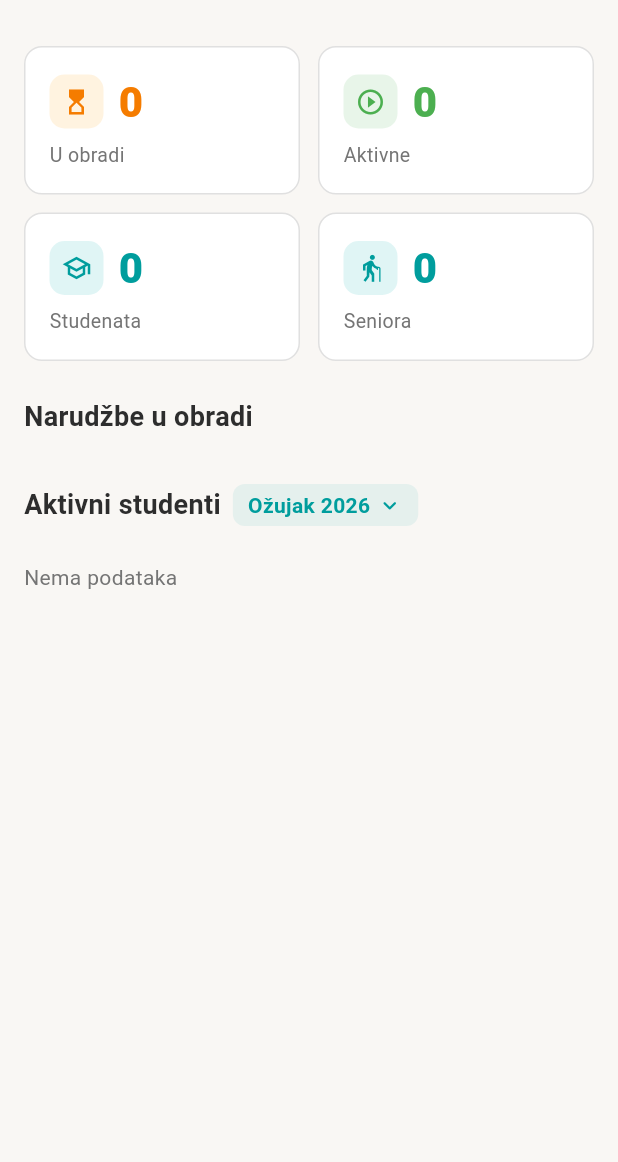
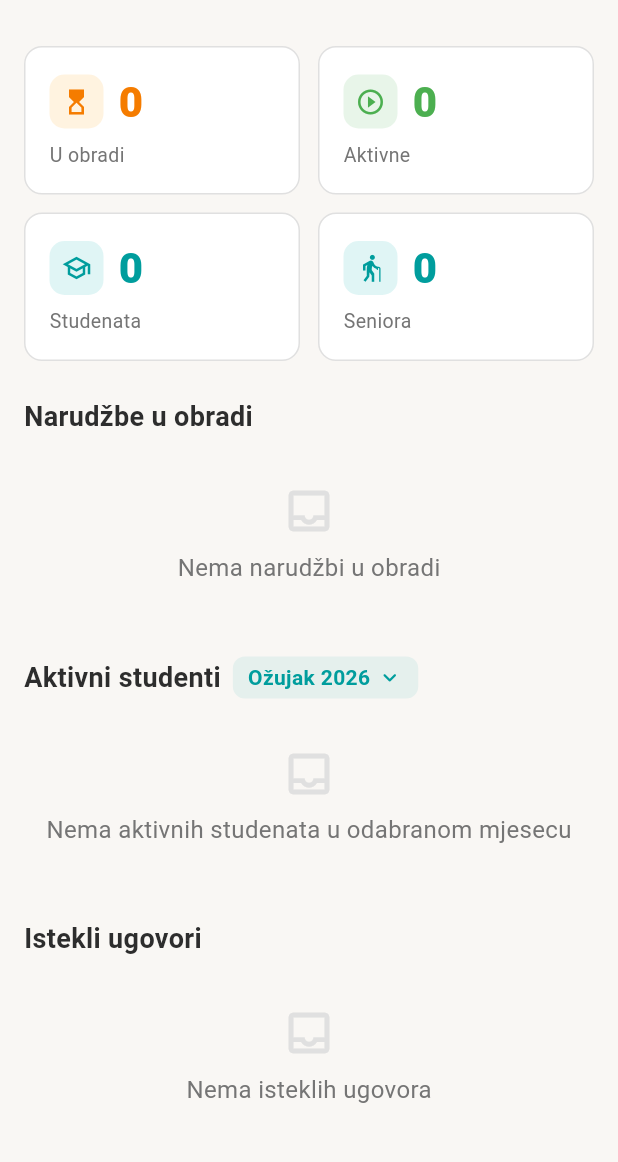
Before and after one commit to splivalo/helpi_administrator, a Flutter app: the DashboardScreen screen opened directly, on a phone screen of 412 x 824 dp, the part 62-1224 px from its top. Run offline on Flutter 3.47's test engine with Material 3 defaults, Android fonts, the phone set to English and light mode, and no system bars; our stand-ins replace dio, flutter_secure_storage, flutter_svg, shared_preferences; missing offline and left inert: file_selector; accounts and stored records are empty.

Commit message:
fix: dashboard empty states + dropdown font + 0 analyze issues

```diff
--- a/lib/core/l10n/app_strings.dart
+++ b/lib/core/l10n/app_strings.dart
@@ -49,6 +49,9 @@ class AppStrings {
       'hoursCount': 'sati',
       'viewAll': 'Prikaži sve',
       'noData': 'Nema podataka',
+      'noProcessingOrders': 'Nema narudžbi u obradi',
+      'noActiveStudentsMonth': 'Nema aktivnih studenata u odabranom mjesecu',
+      'noExpiringContracts': 'Nema isteklih ugovora',
 
       // ── Narudžbe ──────────────────────────────
       'ordersTitle': 'Narudžbe',
@@ -606,6 +609,9 @@ class AppStrings {
       'hoursCount': 'hours',
       'viewAll': 'View all',
       'noData': 'No data',
+      'noProcessingOrders': 'No orders in processing',
+      'noActiveStudentsMonth': 'No active students in selected month',
+      'noExpiringContracts': 'No expiring contracts',
 
       // ── Narudžbe ──────────────────────────────
       'ordersTitle': 'Orders',
@@ -1174,6 +1180,9 @@ class AppStrings {
   static String get hoursCount => _t('hoursCount');
   static String get viewAll => _t('viewAll');
   static String get noData => _t('noData');
+  static String get noProcessingOrders => _t('noProcessingOrders');
+  static String get noActiveStudentsMonth => _t('noActiveStudentsMonth');
+  static String get noExpiringContracts => _t('noExpiringContracts');
 
   // ── Narudžbe ──
   static String get ordersTitle => _t('ordersTitle');
--- a/lib/core/services/admin_api_service.dart
+++ b/lib/core/services/admin_api_service.dart
@@ -524,7 +524,7 @@ class AdminApiService {
         'relationship': relationship,
         'preferredNotificationMethod': 0,
         'contactInfo': contactInfo,
-        if (seniorContactInfo != null) 'seniorContactInfo': seniorContactInfo,
+        'seniorContactInfo': ?seniorContactInfo,
       };
       await _api.post(ApiEndpoints.registerCustomer, data: data);
       return const ApiResult._(success: true);
--- a/lib/features/dashboard/presentation/dashboard_screen.dart
+++ b/lib/features/dashboard/presentation/dashboard_screen.dart
@@ -53,9 +53,10 @@ class _DashboardScreenState extends State<DashboardScreen> {
     // Grid columns: >=1200 → 3, >=900 → 2, else 1
     final gridColumns = screenWidth >= 1200 ? 3 : (screenWidth >= 900 ? 2 : 1);
 
-    final processingCount = MockData.orders
+    final processingOrders = MockData.orders
         .where((o) => o.status == OrderStatus.processing)
-        .length;
+        .toList();
+    final processingCount = processingOrders.length;
     final activeCount = MockData.orders
         .where((o) => o.status == OrderStatus.active)
         .length;
@@ -220,10 +221,10 @@ class _DashboardScreenState extends State<DashboardScreen> {
             // ── Narudžbe u obradi ──
             _SectionHeader(title: AppStrings.processingOrders),
             const SizedBox(height: 8),
+            if (processingOrders.isNotEmpty)
               _buildCardSection(
                 gridColumns: gridColumns,
-              children: MockData.orders
-                  .where((o) => o.status == OrderStatus.processing)
+                children: processingOrders
                     .map(
                       (order) => _RecentOrderCard(
                         order: order,
@@ -235,7 +236,9 @@ class _DashboardScreenState extends State<DashboardScreen> {
                       ),
                     )
                     .toList(),
-            ),
+              )
+            else
+              _buildEmptyState(AppStrings.noProcessingOrders),
 
             const SizedBox(height: 24),
 
@@ -267,23 +270,14 @@ class _DashboardScreenState extends State<DashboardScreen> {
                     .toList(),
               )
             else
-              Padding(
-                padding: const EdgeInsets.symmetric(vertical: 16),
-                child: Text(
-                  AppStrings.noData,
-                  style: TextStyle(
-                    fontSize: 14,
-                    color: HelpiTheme.textSecondary,
-                  ),
-                ),
-              ),
+              _buildEmptyState(AppStrings.noActiveStudentsMonth),
 
             const SizedBox(height: 24),
 
             // ── Istekli ugovori ──
-            if (expiringStudents.isNotEmpty) ...[
             _SectionHeader(title: AppStrings.expiringContracts),
             const SizedBox(height: 8),
+            if (expiringStudents.isNotEmpty)
               _buildCardSection(
                 gridColumns: gridColumns,
                 children: expiringStudents
@@ -298,8 +292,32 @@ class _DashboardScreenState extends State<DashboardScreen> {
                       ),
                     )
                     .toList(),
+              )
+            else
+              _buildEmptyState(AppStrings.noExpiringContracts),
+          ],
         ),
-            ],
+      ),
+    );
+  }
+
+  /// Empty-state placeholder with icon + text.
+  Widget _buildEmptyState(String message) {
+    return Padding(
+      padding: const EdgeInsets.symmetric(vertical: 24),
+      child: Center(
+        child: Column(
+          children: [
+            const Icon(
+              Icons.inbox_outlined,
+              size: 36,
+              color: HelpiTheme.border,
+            ),
+            const SizedBox(height: 8),
+            Text(
+              message,
+              style: const TextStyle(color: HelpiTheme.textSecondary),
+            ),
           ],
         ),
       ),
@@ -494,6 +512,7 @@ class _MonthDropdown extends StatelessWidget {
           child: Text(
             label,
             style: TextStyle(
+              fontSize: 14,
               fontWeight: m.year == selected.year && m.month == selected.month
                   ? FontWeight.w700
                   : FontWeight.w400,
```
Lines whose indentation alone changed are shown as unchanged.
